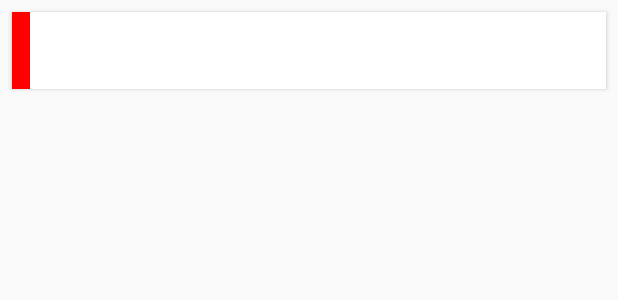
After one commit to AlaaElden98/CollegeSystem, an Android app: the layout activity_recording_desires_item.xml on its own in the app's theme, with its tools: preview values and no code run, on a phone screen of 412 x 824 dp. The commit adds this screen. Shown: the top 300 px of the screen. Run offline under Robolectric (Android 15) with nearby library versions, the phone set to English and light mode, and no system bars.

Commit message:
Recording Desires Activity

```diff
--- a/app/build.gradle
+++ b/app/build.gradle
@@ -37,6 +37,7 @@ dependencies {
     implementation 'com.firebaseui:firebase-ui-database:3.2.2'
     implementation 'com.google.firebase:firebase-auth:19.2.0'
 
+    implementation 'androidx.recyclerview:recyclerview:1.1.0'
 
     implementation 'com.github.rey5137:material:1.2.5'
 
--- a/app/src/main/AndroidManifest.xml
+++ b/app/src/main/AndroidManifest.xml
@@ -16,7 +16,7 @@
         <activity android:name=".show_data_department" />
         <activity android:name=".ShowAllStudentActivity" />
         <activity android:name=".ShowDepartmentActivity" />
-        <activity android:name=".RecordingDesiresActivity" />
+        <activity android:name=".RecordingDesiresDepartment.RecordingDesiresActivity" />
         <activity android:name=".AddDepartmentActivity" />
         <activity android:name=".AddStudentActivity" />
         <activity android:name=".ButtonAdminActivity" />
--- a/app/src/main/java/com/usama/runtime/ButtonAdminActivity.java
+++ b/app/src/main/java/com/usama/runtime/ButtonAdminActivity.java
@@ -8,6 +8,9 @@ import android.view.View;
 import android.widget.Button;
 
 public class ButtonAdminActivity extends AppCompatActivity {
+
+    // TODO : ANYONE MAKE A STUDENT ACTIVITY THAT INCLUDE FIELDS I SEND A PHOTO IN GROUP
+
     Button addDepartmentBtn, showDepartmentBtn, showStudentBtn, addStudentBtn, logoutBtn;
 
     @Override
--- a/app/src/main/java/com/usama/runtime/LoginActivity.java
+++ b/app/src/main/java/com/usama/runtime/LoginActivity.java
@@ -18,6 +18,7 @@ import com.google.firebase.database.DatabaseError;
 import com.google.firebase.database.DatabaseReference;
 import com.google.firebase.database.FirebaseDatabase;
 import com.google.firebase.database.ValueEventListener;
+import com.usama.runtime.RecordingDesiresDepartment.RecordingDesiresActivity;
 
 public class LoginActivity extends AppCompatActivity {
 
@@ -115,6 +116,7 @@ public class LoginActivity extends AppCompatActivity {
                                 loadingBar.dismiss();
 
                                 Intent intent = new Intent(LoginActivity.this, RecordingDesiresActivity.class);
+                                intent.putExtra("studentNationalId",nationalid);
                                 //make this to make the user data public in all classes to use it
                                 startActivity(intent);
                             }
--- /dev/null
+++ b/app/src/main/res/layout/activity_recording_desires_item.xml
@@ -0,0 +1,43 @@
+<?xml version="1.0" encoding="utf-8"?>
+<RelativeLayout xmlns:android="http://schemas.android.com/apk/res/android"
+    android:layout_width="match_parent"
+    android:layout_height="wrap_content"
+
+    android:orientation="horizontal">
+
+    <LinearLayout
+        android:layout_width="match_parent"
+        android:layout_height="wrap_content"
+        android:layout_alignParentStart="true"
+        android:layout_alignParentEnd="true"
+        android:layout_margin="8dp"
+        android:background="@android:color/background_light"
+        android:elevation="2dp"
+        android:orientation="horizontal">
+
+        <TextView
+            android:id="@+id/iv"
+            android:layout_width="12dp"
+            android:layout_height="match_parent"
+            android:background="#FF0000" />
+
+        <LinearLayout
+            android:layout_width="match_parent"
+            android:layout_height="wrap_content"
+            android:orientation="vertical"
+            android:padding="6dp">
+
+            <TextView
+                android:id="@+id/tv_name"
+                android:layout_width="match_parent"
+                android:layout_height="wrap_content"
+                android:padding="6dp"
+                android:textColor="@color/colorPrimaryDark"
+                android:textSize="20sp"
+                android:textStyle="bold"
+                android:gravity="center"/>
+        </LinearLayout>
+
+    </LinearLayout>
+
+</RelativeLayout>
--- a/build.gradle
+++ b/build.gradle
@@ -7,8 +7,8 @@ buildscript {
 
     }
     dependencies {
-        classpath 'com.android.tools.build:gradle:3.5.2'
-        classpath 'com.google.gms:google-services:4.2.0'
+        classpath 'com.android.tools.build:gradle:3.5.3'
+        classpath 'com.google.gms:google-services:4.3.3'
 
         // NOTE: Do not place your application dependencies here; they belong
         // in the individual module build.gradle files
```
Also changed, not shown: app/src/main/java/com/usama/runtime/RecordingDesiresActivity.java (deleted, +0 -15 lines), app/src/main/java/com/usama/runtime/RecordingDesiresDepartment/MyRecyclerViewAdapter.java (added, +63 -0 lines), app/src/main/java/com/usama/runtime/RecordingDesiresDepartment/RecordingDesiresActivity.java (added, +134 -0 lines), app/src/main/java/com/usama/runtime/model/DesiresArrayToStudent.java (added, +19 -0 lines), app/src/main/java/com/usama/runtime/show_data_department.java (+10 -22 lines), app/src/main/java/com/usama/runtime/show_data_student.java (+13 -13 lines), app/src/main/res/layout/activity_recording_desires.xml (+23 -6 lines).
